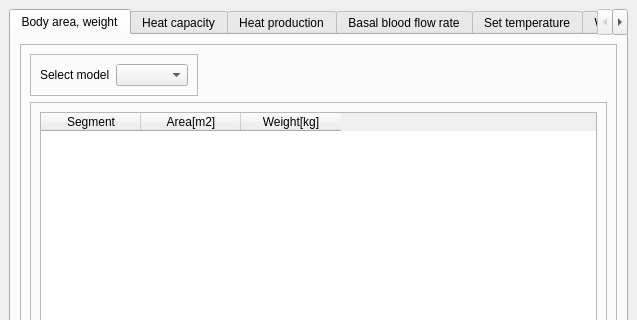
The window that view/ui/body_profile_view.ui (zkdlu/PyQt_Project) describes before a commit, drawn with Qt 5; both pictures show x 0 to 637 and y 0 to 320 of the 637 by 518 pixel window.
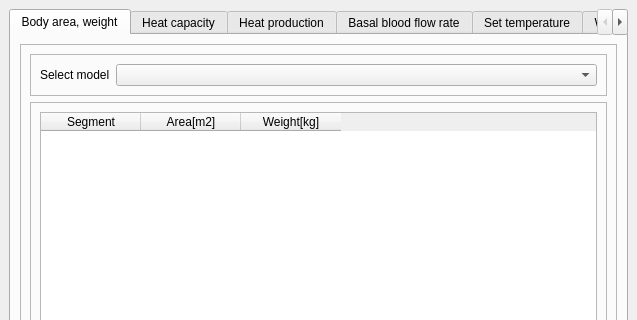
The same window after the commit. The open tabs and pages were chosen to show the change. Icons and pictures are not drawn.

Patch:
```diff
--- a/view/ui/body_profile_view.ui
+++ b/view/ui/body_profile_view.ui
@@ -43,7 +43,7 @@
              <item>
               <widget class="QFrame" name="frame_4">
                <property name="sizePolicy">
-                <sizepolicy hsizetype="Fixed" vsizetype="Preferred">
+                <sizepolicy hsizetype="Preferred" vsizetype="Preferred">
                  <horstretch>0</horstretch>
                  <verstretch>0</verstretch>
                 </sizepolicy>
@@ -69,7 +69,24 @@
                  </widget>
                 </item>
                 <item>
-                 <widget class="QComboBox" name="comboBox_2"/>
+                 <widget class="QComboBox" name="comboBox_body_area_weight">
+                  <property name="sizePolicy">
+                   <sizepolicy hsizetype="Preferred" vsizetype="Fixed">
+                    <horstretch>0</horstretch>
+                    <verstretch>0</verstretch>
+                   </sizepolicy>
+                  </property>
+                  <item>
+                   <property name="text">
+                    <string/>
+                   </property>
+                  </item>
+                  <item>
+                   <property name="text">
+                    <string>Custom</string>
+                   </property>
+                  </item>
+                 </widget>
                 </item>
                </layout>
               </widget>
```
Left out of the diff: 66 changed lines with no effect on the pictures.
